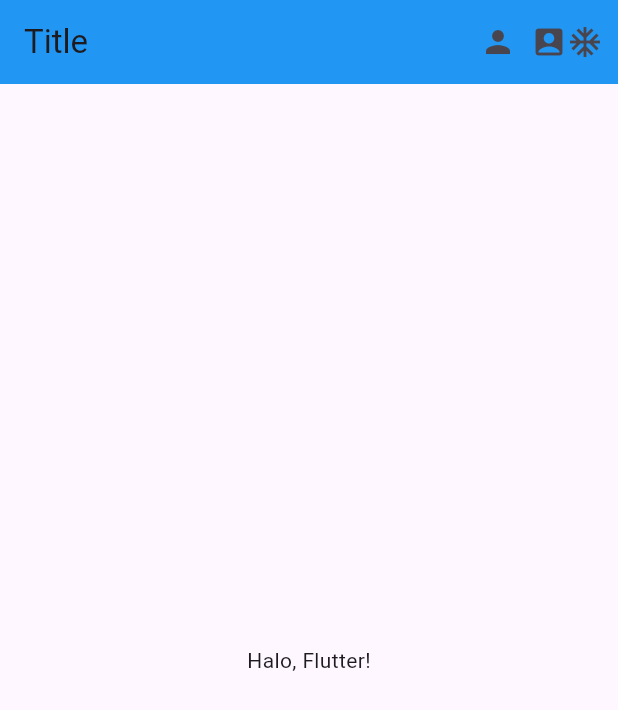
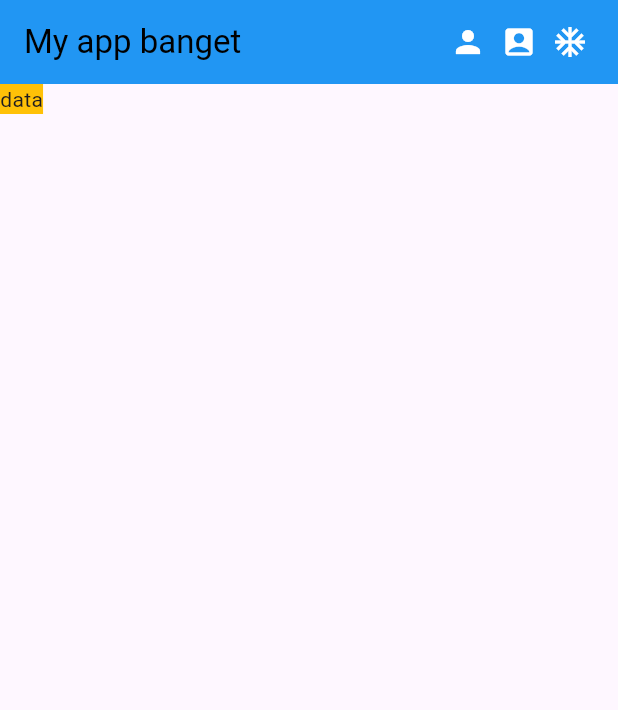
Before and after one commit to GUYwithPTSD/tugas_git, a Flutter app: the screen it shows after launch, on a phone screen of 412 x 824 dp. Shown: the top 710 px of the screen. Run offline on Flutter 3.47's test engine with Material 3 defaults, Android fonts, the phone set to English and light mode, and no system bars.

Commit message:
commit 5(tambahan body)

```diff
--- a/lib/main.dart
+++ b/lib/main.dart
@@ -11,7 +11,7 @@
   Widget build(BuildContext context) {
     return MaterialApp(
       title: 'Contoh AppBar',
-      // debugShowCheckedModeBanner: false,
+      debugShowCheckedModeBanner: false,
       home: const MyHome(),
     );
   }
@@ -24,17 +24,19 @@
   Widget build(BuildContext context) {
     return Scaffold(
       appBar: AppBar(
-        title: const Text("Title"),
+        title: const Text("My app banget"),
+        foregroundColor: Colors.black,
         backgroundColor: Colors.blue,
         actions: const [
-          Icon(Icons.person),
+          Icon(Icons.person, color: Colors.white),
           SizedBox(width: 10),
-          Icon(Icons.account_box),
-          Icon(Icons.ac_unit),
+          Icon(Icons.account_box, color: Colors.white),
           SizedBox(width: 10),
+          Icon(Icons.ac_unit, color: Colors.white),
+          SizedBox(width: 20),
         ],
       ),
-      body: const Center(child: Text("Halo, Flutter!")),
+      body: Container(color: Colors.amber, child: Text("data")),
     );
   }
 }
```
